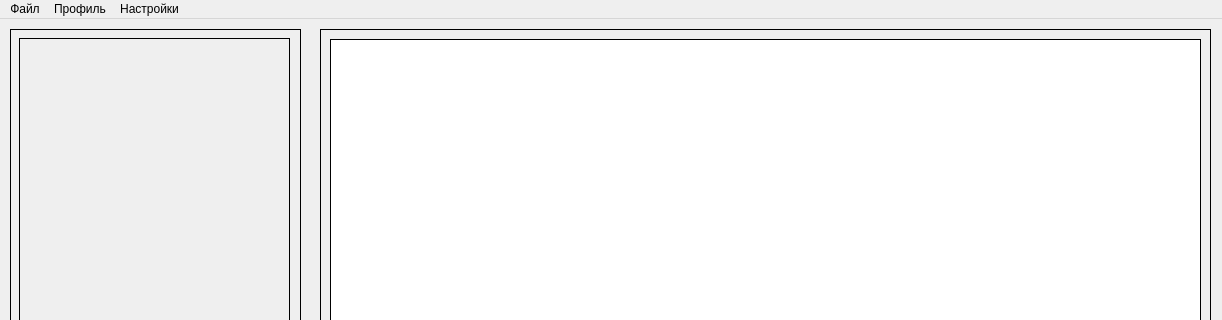
Above: NetChat/gui/main_window.ui from sholpan4/Project_2 before the change; both pictures show x 0 to 1222 and y 0 to 320 of the 1222 by 806 pixel window. Below: the same form after it.
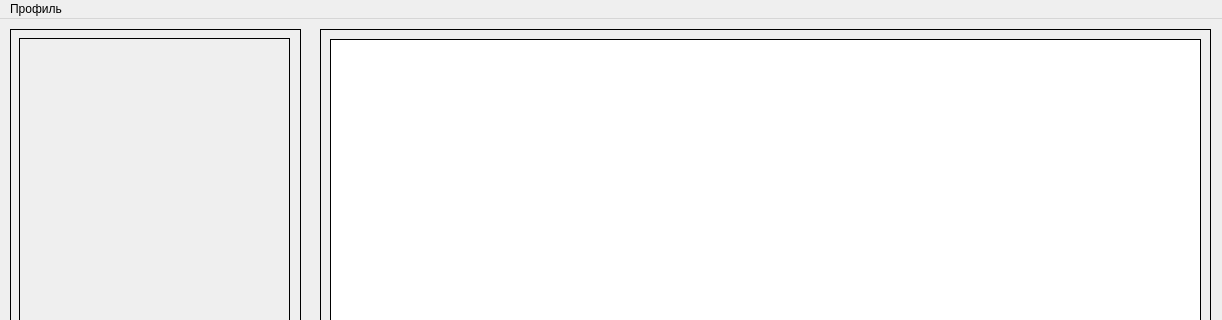
That is the form after the change.

```diff
--- a/NetChat/gui/main_window.ui
+++ b/NetChat/gui/main_window.ui
@@ -152,22 +152,10 @@
    </property>
    <widget class="QMenu" name="menu">
     <property name="title">
-     <string>Файл</string>
-    </property>
-   </widget>
-   <widget class="QMenu" name="menu_2">
-    <property name="title">
      <string>Профиль</string>
     </property>
    </widget>
-   <widget class="QMenu" name="menu_3">
-    <property name="title">
-     <string>Настройки</string>
-    </property>
-   </widget>
    <addaction name="menu"/>
-   <addaction name="menu_2"/>
-   <addaction name="menu_3"/>
   </widget>
   <widget class="QStatusBar" name="statusbar"/>
  </widget>
```
Left out of the diff: 10 changed lines with no effect on the pictures.
